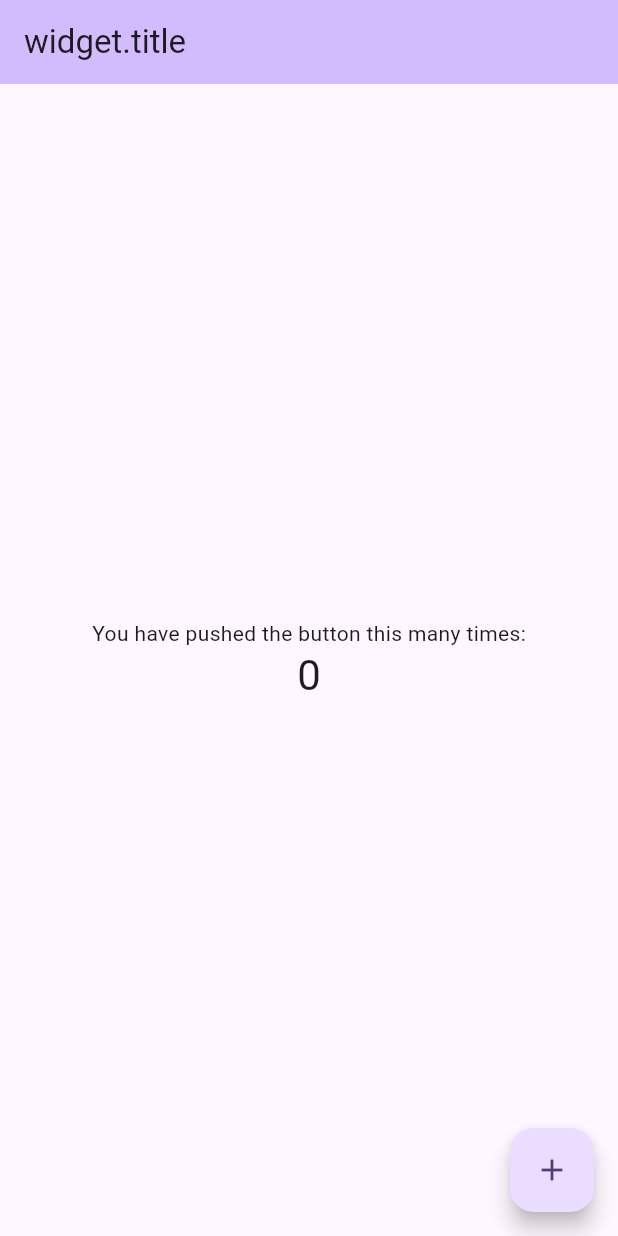
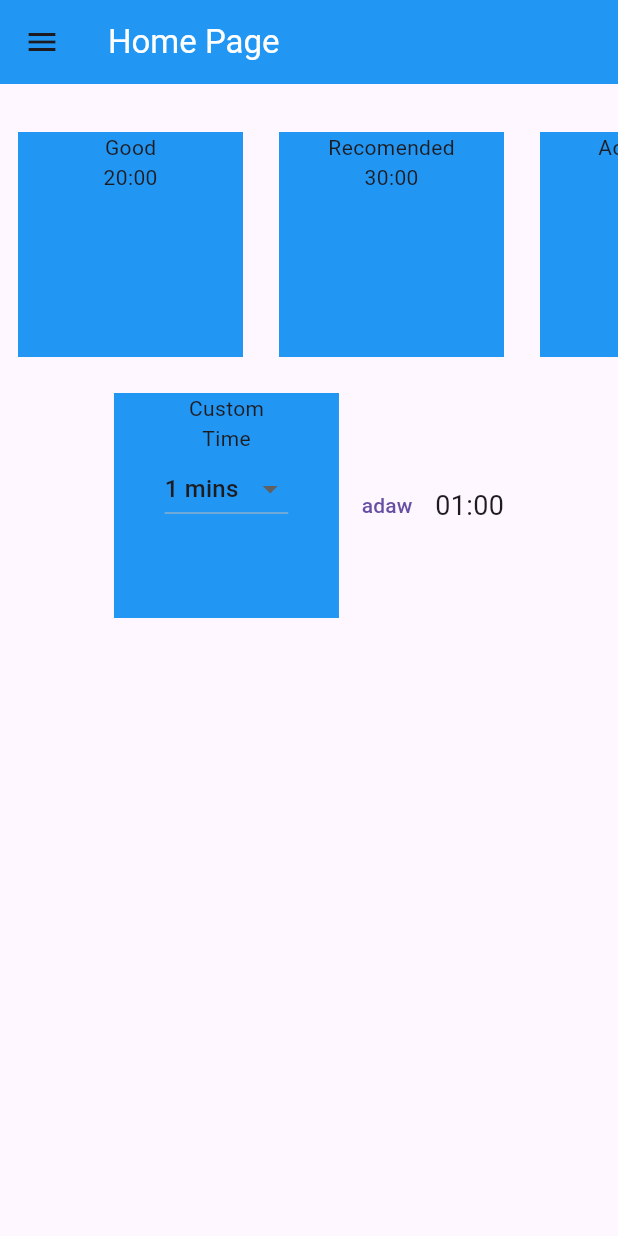
Before and after one commit to Nikhil-Yarnal/GetUp---Reminder-App, a Flutter app: the screen it shows after launch, on a phone screen of 412 x 824 dp. Run offline on Flutter 3.47's test engine with Material 3 defaults, Android fonts, the light colour scheme and no system bars; missing offline and left inert: win_toast.

Commit message:
countdown displayed and notification can be displayed

```diff
--- /dev/null
+++ b/getup_reminder_app/lib/DisplayBox.dart
@@ -0,0 +1,28 @@
+// ignore_for_file: prefer_const_constructors
+
+import 'package:flutter/material.dart';
+
+class DisplayBox extends StatelessWidget {
+  const DisplayBox({super.key, required this.name, required this.time});
+
+  final String name;
+  final String time;
+
+  @override
+  Widget build(BuildContext context) {
+    return Padding(
+      padding: EdgeInsets.all(12),
+      child: Container(
+        color: Colors.blue,
+        height: 150,
+        width: 150,
+        child: Column(
+          children: [
+            Text(name),
+            Text(time),
+          ],
+        ),
+      ),
+    );
+  }
+}
--- a/getup_reminder_app/lib/main.dart
+++ b/getup_reminder_app/lib/main.dart
@@ -1,125 +1,171 @@
+// ignore_for_file: prefer_const_constructors, prefer_const_literals_to_create_immutables, camel_case_types
+
+import 'dart:async';
+
 import 'package:flutter/material.dart';
+import 'DisplayBox.dart';
+import 'package:win_toast/win_toast.dart';
 
 void main() {
-  runApp(const MyApp());
+  runApp(const mainApp());
 }
 
-class MyApp extends StatelessWidget {
-  const MyApp({super.key});
+class mainApp extends StatelessWidget {
+  const mainApp({super.key});
 
-  // This widget is the root of your application.
   @override
   Widget build(BuildContext context) {
     return MaterialApp(
-      title: 'Flutter Demo',
-      theme: ThemeData(
-        // This is the theme of your application.
-        //
-        // TRY THIS: Try running your application with "flutter run". You'll see
-        // the application has a purple toolbar. Then, without quitting the app,
-        // try changing the seedColor in the colorScheme below to Colors.green
-        // and then invoke "hot reload" (save your changes or press the "hot
-        // reload" button in a Flutter-supported IDE, or press "r" if you used
-        // the command line to start the app).
-        //
-        // Notice that the counter didn't reset back to zero; the application
-        // state is not lost during the reload. To reset the state, use hot
-        // restart instead.
-        //
-        // This works for code too, not just values: Most code changes can be
-        // tested with just a hot reload.
-        colorScheme: ColorScheme.fromSeed(seedColor: Colors.deepPurple),
-        useMaterial3: true,
-      ),
-      home: const MyHomePage(title: 'Flutter Demo Home Page'),
+      debugShowCheckedModeBanner: false,
+      home: homePage(),
     );
   }
 }
 
-class MyHomePage extends StatefulWidget {
-  const MyHomePage({super.key, required this.title});
-
-  // This widget is the home page of your application. It is stateful, meaning
-  // that it has a State object (defined below) that contains fields that affect
-  // how it looks.
-
-  // This class is the configuration for the state. It holds the values (in this
-  // case the title) provided by the parent (in this case the App widget) and
-  // used by the build method of the State. Fields in a Widget subclass are
-  // always marked "final".
-
-  final String title;
+class homePage extends StatefulWidget {
+  const homePage({super.key});
 
   @override
-  State<MyHomePage> createState() => _MyHomePageState();
+  State<homePage> createState() => _homePageState();
 }
 
-class _MyHomePageState extends State<MyHomePage> {
-  int _counter = 0;
+class _homePageState extends State<homePage> {
+  int dropDownValue = 1;
 
-  void _incrementCounter() {
-    setState(() {
-      // This call to setState tells the Flutter framework that something has
-      // changed in this State, which causes it to rerun the build method below
-      // so that the display can reflect the updated values. If we changed
-      // _counter without calling setState(), then the build method would not be
-      // called again, and so nothing would appear to happen.
-      _counter++;
+  late WinToast toastAfterTime;
+  late Timer timer;
+  int remainingtime = 1 * 60;
+
+  void startTimer() {
+    timer = Timer.periodic(const Duration(seconds: 1), (timer) {
+      setState(() {
+        if (remainingtime > 0) {
+          remainingtime--;
+        } else {
+          timer.cancel();
+          showNotification();
+        }
+      });
     });
+  }
+
+  String printDuration(Duration duration) {
+    String twoDigits(int n) => n.toString().padLeft(2, '0');
+
+    final minuts = twoDigits(duration.inMinutes.remainder(60));
+    final seconds = twoDigits(duration.inSeconds.remainder(60));
+    return "$minuts:$seconds";
+  }
+
+  Future<void> showNotification() async {
+    return showDialog(
+      context: context,
+      builder: (BuildContext context) {
+        return Builder(
+          builder: (BuildContext context) {
+            return AlertDialog(
+              title: Text("THe title"),
+              content: Text("Get the fuck up"),
+              actions: [
+                TextButton(
+                  onPressed: () => {
+                    Navigator.of(context).pop(),
+                  },
+                  child: Text("OK"),
+                ),
+              ],
+            );
+          },
+        );
+      },
+    );
   }
 
   @override
   Widget build(BuildContext context) {
-    // This method is rerun every time setState is called, for instance as done
-    // by the _incrementCounter method above.
-    //
-    // The Flutter framework has been optimized to make rerunning build methods
-    // fast, so that you can just rebuild anything that needs updating rather
-    // than having to individually change instances of widgets.
+    final duration = Duration(seconds: remainingtime);
+
     return Scaffold(
+      drawer: Drawer(),
       appBar: AppBar(
-        // TRY THIS: Try changing the color here to a specific color (to
-        // Colors.amber, perhaps?) and trigger a hot reload to see the AppBar
-        // change color while the other colors stay the same.
-        backgroundColor: Theme.of(context).colorScheme.inversePrimary,
-        // Here we take the value from the MyHomePage object that was created by
-        // the App.build method, and use it to set our appbar title.
-        title: Text("widget.title"),
+        title: Text(
+          "Home Page",
+          style: TextStyle(color: Colors.white),
+        ),
+        backgroundColor: Colors.blue,
       ),
-      body: Center(
-        // Center is a layout widget. It takes a single child and positions it
-        // in the middle of the parent.
-        child: Column(
-          // Column is also a layout widget. It takes a list of children and
-          // arranges them vertically. By default, it sizes itself to fit its
-          // children horizontally, and tries to be as tall as its parent.
-          //
-          // Column has various properties to control how it sizes itself and
-          // how it positions its children. Here we use mainAxisAlignment to
-          // center the children vertically; the main axis here is the vertical
-          // axis because Columns are vertical (the cross axis would be
-          // horizontal).
-          //
-          // TRY THIS: Invoke "debug painting" (choose the "Toggle Debug Paint"
-          // action in the IDE, or press "p" in the console), to see the
-          // wireframe for each widget.
-          mainAxisAlignment: MainAxisAlignment.center,
-          children: <Widget>[
-            const Text(
-              'You have pushed the button this many times:',
+      body: Column(
+        children: [
+          SizedBox(
+            height: 20,
+          ),
+          SingleChildScrollView(
+            scrollDirection: Axis.horizontal,
+            child: Row(
+              children: [
+                DisplayBox(
+                  name: "Good",
+                  time: "20:00",
+                ),
+                DisplayBox(
+                  name: "Recomended",
+                  time: "30:00",
+                ),
+                DisplayBox(
+                  name: "Acceptable",
+                  time: "40:00",
+                ),
+              ],
             ),
-            Text(
-              '$_counter',
-              style: Theme.of(context).textTheme.headlineMedium,
+          ),
+          SizedBox(
+            height: 12,
+          ),
+          SingleChildScrollView(
+            scrollDirection: Axis.horizontal,
+            child: Row(
+              mainAxisAlignment: MainAxisAlignment.spaceEvenly,
+              children: [
+                Container(
+                  color: Colors.blue,
+                  height: 150,
+                  width: 150,
+                  child: Column(
+                    children: [
+                      Text("Custom"),
+                      Text("Time"),
+                      DropdownButton<int>(
+                        value: dropDownValue,
+                        onChanged: (int? newValue) {
+                          setState(() {
+                            dropDownValue = newValue ?? 1;
+                          });
+                        },
+                        items: List.generate(60, (index) {
+                          return DropdownMenuItem(
+                            value: index + 1,
+                            child: Text("${index + 1} mins"),
+                          );
+                        }),
+                      )
+                    ],
+                  ),
+                ),
+                TextButton(
+                  onPressed: () {
+                    startTimer();
+                  },
+                  child: Text("adaw"),
+                ),
+                Text(
+                  printDuration(duration),
+                  style: TextStyle(fontSize: 18),
+                ),
+              ],
             ),
-          ],
-        ),
+          ),
+        ],
       ),
-      floatingActionButton: FloatingActionButton(
-        onPressed: _incrementCounter,
-        tooltip: 'Increment',
-        child: const Icon(Icons.add),
-      ), // This trailing comma makes auto-formatting nicer for build methods.
     );
   }
 }
```
Also changed, not shown: getup_reminder_app/pubspec.yaml (+3 -4 lines), getup_reminder_app/pubspec.lock, 1 other file.
